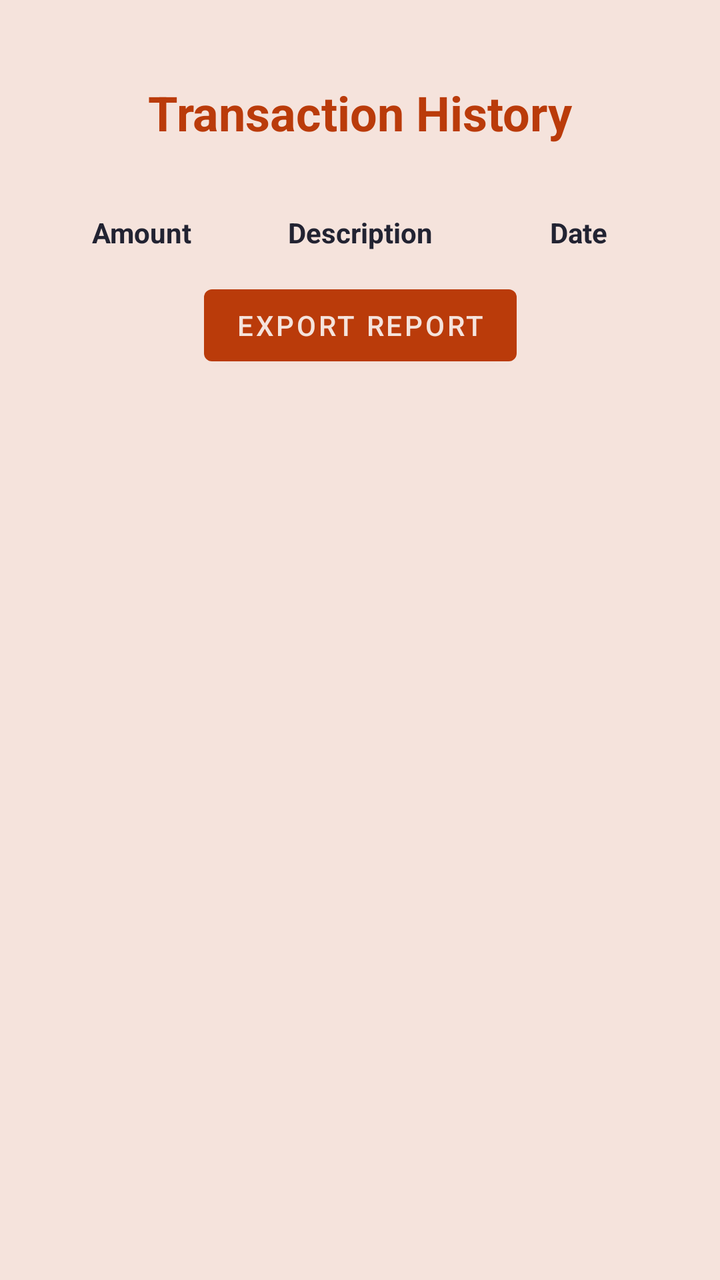
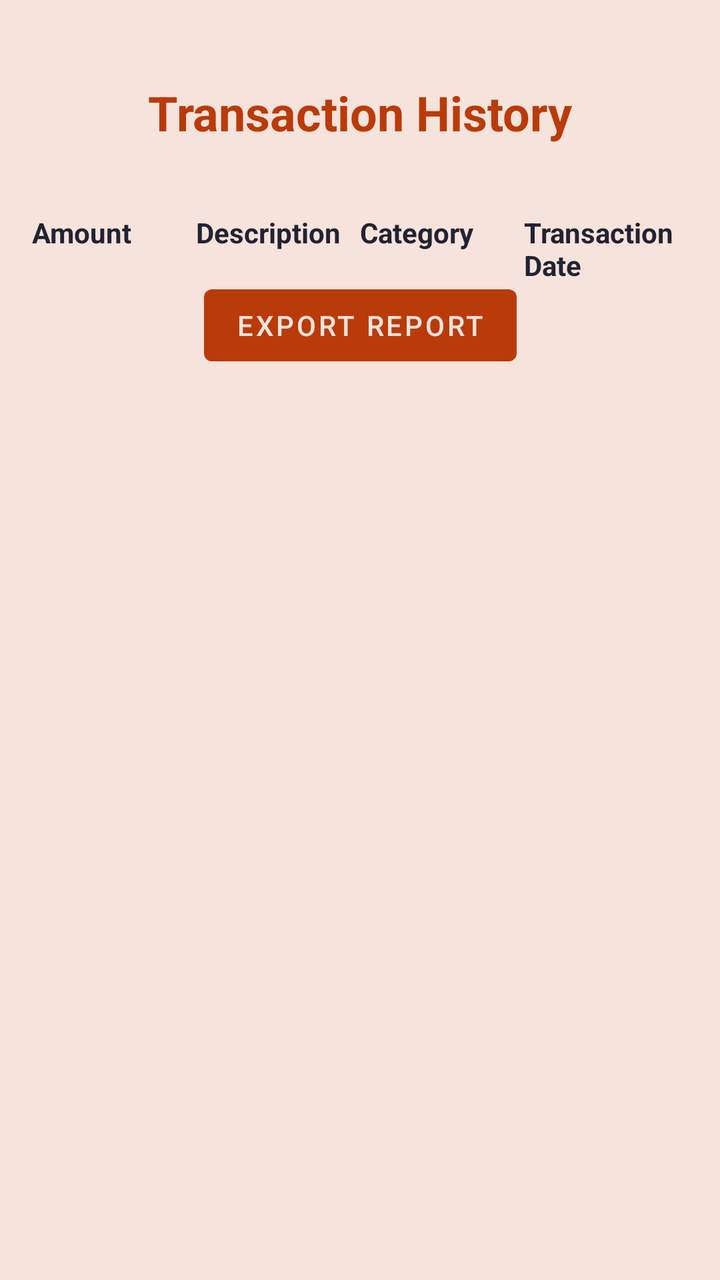

Two renders of the same Android screen: before a commit and after it. Below are the layout's source before the change and the commit's diff.
<!-- AndroidManifest.xml: application theme Theme.BudgetBuddy -->
<!-- res/layout/fragment_spending_history.xml -->
<?xml version="1.0" encoding="utf-8"?>
<androidx.constraintlayout.widget.ConstraintLayout xmlns:android="http://schemas.android.com/apk/res/android"
    xmlns:app="http://schemas.android.com/apk/res-auto"
    xmlns:tools="http://schemas.android.com/tools"
    android:layout_width="match_parent"
    android:layout_height="match_parent"
    android:background="@color/brown_100"
    tools:context=".ui.home.HomeFragment">

    <TextView
        android:id="@+id/txtHomeTitle"
        android:layout_width="wrap_content"
        android:layout_height="wrap_content"
        android:layout_marginTop="40dp"
        android:text="@string/menu_history"
        android:textColor="@color/red_200"
        android:textSize="24sp"
        android:textStyle="bold"
        app:layout_constraintEnd_toEndOf="parent"
        app:layout_constraintStart_toStartOf="parent"
        app:layout_constraintTop_toTopOf="parent" />

    <Button
        android:id="@+id/btnExport"
        android:layout_width="wrap_content"
        android:layout_height="wrap_content"
        android:text="@string/txtbtnExport"
        app:layout_constraintEnd_toEndOf="parent"
        app:layout_constraintStart_toStartOf="parent"
        app:layout_constraintTop_toBottomOf="@+id/listViewTransactionHistory" />

    <LinearLayout
        android:id="@+id/budgetReportIncomeHeader"
        android:layout_width="match_parent"
        android:layout_height="40dp"
        android:layout_marginStart="16dp"
        android:layout_marginTop="16dp"
        android:layout_marginEnd="16dp"
        android:orientation="horizontal"
        android:textAlignment="textEnd"
        app:layout_constraintBottom_toBottomOf="parent"
        app:layout_constraintEnd_toEndOf="parent"
        app:layout_constraintHorizontal_bias="0.0"
        app:layout_constraintStart_toStartOf="parent"
        app:layout_constraintTop_toBottomOf="@+id/txtHomeTitle"
        app:layout_constraintVertical_bias="0.01999998">

        <TextView
            android:id="@+id/textViewIncomeHeader"
            android:layout_width="0dp"
            android:layout_height="wrap_content"
            android:layout_marginTop="8dp"
            android:layout_weight="1"
            android:text="Amount"
            android:textAlignment="center"
            android:textColor="#222332"
            android:textStyle="bold"
            app:layout_constraintBottom_toBottomOf="parent"
            app:layout_constraintStart_toStartOf="parent"
            app:layout_constraintTop_toBottomOf="@+id/textView"
            app:layout_constraintVertical_bias="0.0" />

        <TextView
            android:id="@+id/textViewIncomeDescriptionHeader"
            android:layout_width="0dp"
            android:layout_height="wrap_content"
            android:layout_marginTop="8dp"
            android:layout_weight="1"
            android:text="Description"
            android:textAlignment="center"
            android:textColor="#222332"
            android:textStyle="bold"
            app:layout_constraintBottom_toBottomOf="parent"
            app:layout_constraintStart_toEndOf="@+id/textViewIncomeHeader"
            app:layout_constraintTop_toBottomOf="@+id/textView"
            app:layout_constraintVertical_bias="0.0" />

        <TextView
            android:id="@+id/textViewIncomeDateHeader"
            android:layout_width="0dp"
            android:layout_height="wrap_content"
            android:layout_marginTop="8dp"
            android:layout_weight="1"
            android:text="Date"
            android:textAlignment="center"
            android:textColor="#222332"
            android:textStyle="bold"
            app:layout_constraintBottom_toBottomOf="@+id/listViewBudgetReport"
            app:layout_constraintStart_toEndOf="@+id/textViewIncomeDescriptionHeader"
            app:layout_constraintTop_toBottomOf="@+id/textView"
            app:layout_constraintVertical_bias="0.0" />
    </LinearLayout>

    <ListView
        android:id="@+id/listViewTransactionHistory"
        android:layout_width="match_parent"
        android:layout_height="wrap_content"
        android:layout_marginStart="16dp"
        android:layout_marginEnd="16dp"
        app:layout_constraintEnd_toEndOf="parent"
        app:layout_constraintHorizontal_bias="0.0"
        app:layout_constraintStart_toStartOf="parent"
        app:layout_constraintTop_toBottomOf="@+id/budgetReportIncomeHeader" />
</androidx.constraintlayout.widget.ConstraintLayout>
<!-- resources referenced by this layout -->
<resources>
  <color name="brown_100">#F5E3DC</color>
  <color name="red_200">#BA3B0A</color>
  <string name="menu_history">Transaction History</string>
  <string name="txtbtnExport">Export Report</string>
  <style name="Theme.BudgetBuddy" parent="Theme.MaterialComponents.DayNight.DarkActionBar">
          
          <item name="colorPrimary">@color/red_200</item>
          <item name="colorPrimaryVariant">@color/red_700</item>
          <item name="colorOnPrimary">@color/brown_100</item>
          
          <item name="colorSecondary">@color/brown_500</item>
          <item name="colorSecondaryVariant">@color/brown_700</item>
          <item name="colorOnSecondary">@color/light_brown</item>
          
          <item name="android:statusBarColor">?attr/colorPrimary</item>
          
          <item name="android:windowBackground">@color/red_200</item>
      </style>
  <color name="red_700">#86042F</color>
  <color name="brown_500">#d5896c</color>
  <color name="brown_700">#B88572</color>
  <color name="light_brown">#FFF5ED</color>
</resources>

<!-- the commit's change to res/layout/fragment_spending_history.xml (unified diff, before → after) -->
@@ -5,7 +5,7 @@
     android:layout_width="match_parent"
     android:layout_height="match_parent"
     android:background="@color/brown_100"
-    tools:context=".ui.home.HomeFragment">
+    tools:context=".ui.allocation.AllocationFragment">
 
     <TextView
         android:id="@+id/txtHomeTitle"
@@ -51,8 +51,8 @@
             android:layout_height="wrap_content"
             android:layout_marginTop="8dp"
             android:layout_weight="1"
-            android:text="Amount"
-            android:textAlignment="center"
+            android:text="@string/Amount"
+            android:textAlignment="textStart"
             android:textColor="#222332"
             android:textStyle="bold"
             app:layout_constraintBottom_toBottomOf="parent"
@@ -66,8 +66,23 @@
             android:layout_height="wrap_content"
             android:layout_marginTop="8dp"
             android:layout_weight="1"
-            android:text="Description"
-            android:textAlignment="center"
+            android:text="@string/description"
+            android:textAlignment="textStart"
+            android:textColor="#222332"
+            android:textStyle="bold"
+            app:layout_constraintBottom_toBottomOf="parent"
+            app:layout_constraintStart_toEndOf="@+id/textViewIncomeHeader"
+            app:layout_constraintTop_toBottomOf="@+id/textView"
+            app:layout_constraintVertical_bias="0.0" />
+
+        <TextView
+            android:id="@+id/textViewCategoryHeader"
+            android:layout_width="0dp"
+            android:layout_height="wrap_content"
+            android:layout_marginTop="8dp"
+            android:layout_weight="1"
+            android:text="@string/category"
+            android:textAlignment="textStart"
             android:textColor="#222332"
             android:textStyle="bold"
             app:layout_constraintBottom_toBottomOf="parent"
@@ -81,8 +96,8 @@
             android:layout_height="wrap_content"
             android:layout_marginTop="8dp"
             android:layout_weight="1"
-            android:text="Date"
-            android:textAlignment="center"
+            android:text="@string/date"
+            android:textAlignment="textStart"
             android:textColor="#222332"
             android:textStyle="bold"
             app:layout_constraintBottom_toBottomOf="@+id/listViewBudgetReport"
<!-- resource entries referenced after the edit -->
@@ -2,6 +2,10 @@
 <resources>
   <color name="brown_100">#F5E3DC</color>
   <color name="red_200">#BA3B0A</color>
+  <string name="Amount">Amount</string>
+  <string name="category">Category</string>
+  <string name="date">Transaction Date</string>
+  <string name="description">Description</string>
   <string name="menu_history">Transaction History</string>
   <string name="txtbtnExport">Export Report</string>
   <style name="Theme.BudgetBuddy" parent="Theme.MaterialComponents.DayNight.DarkActionBar">
